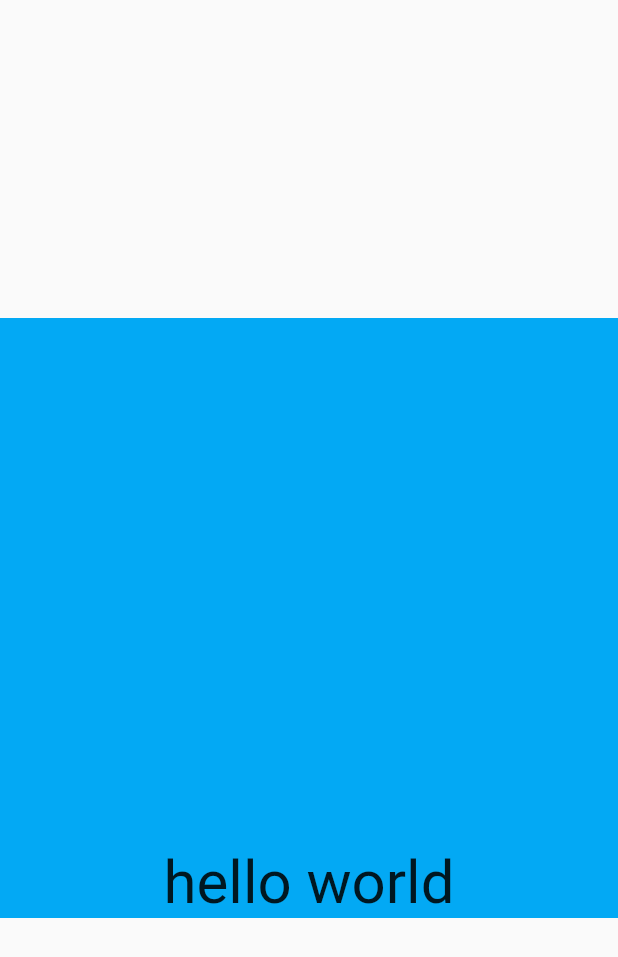
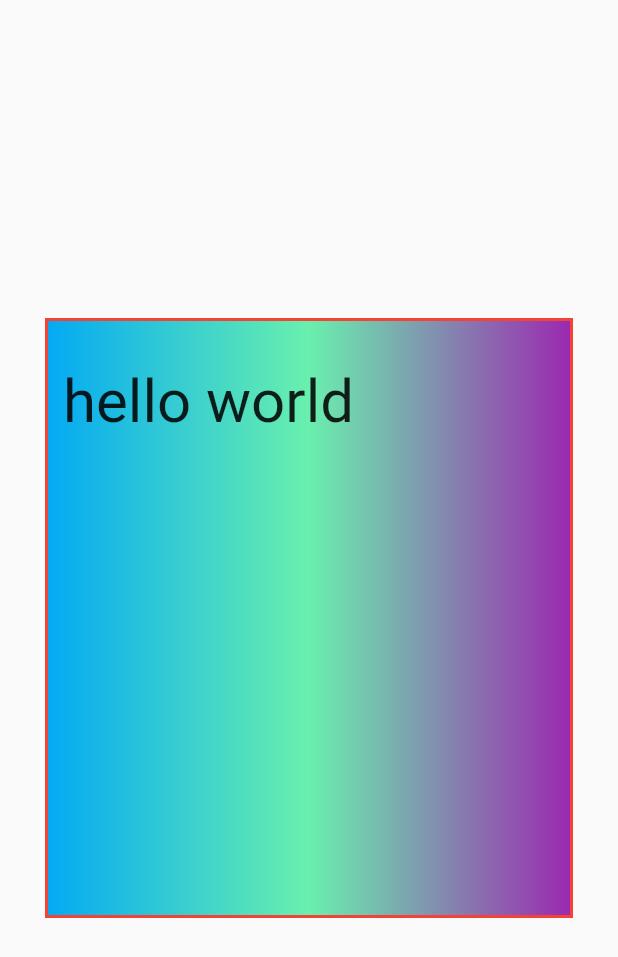
Before and after one commit to KimiAlonso/FlutterDemo, a Flutter app: the screen it shows after launch, on a phone screen of 412 x 824 dp. Shown: the top 957 px of the screen. Run offline on Flutter 3.47's test engine with Material 2 defaults, Android fonts, the phone set to English and light mode, and no system bars.

Commit message:
12272015

```diff
--- a/flutter_app1/lib/main.dart
+++ b/flutter_app1/lib/main.dart
@@ -17,14 +17,20 @@ class MyApp extends StatelessWidget {
           child: Container(
             child: new Text(
               'hello world',
-              style: TextStyle(
-                fontSize: 40.0
-              ),
+              style: TextStyle(fontSize: 40.0),
             ),
-            alignment: Alignment.bottomCenter,
+            alignment: Alignment.topLeft,
             width: 500.0,
             height: 400.0,
-            color: Colors.lightBlue,
+            // color: Colors.lightBlue,
+            padding: const EdgeInsets.fromLTRB(10.0, 30.0, 0.0, 0.0),
+            margin: const EdgeInsets.all(30.0),
+            decoration: new BoxDecoration(
+              gradient: const LinearGradient(
+                colors: [Colors.lightBlue, Colors.greenAccent, Colors.purple]
+              ),
+              border: Border.all(width: 2.0,color: Colors.red)
+            ),
           ),
           // child: Text(
           //   'Hello World , aaaaaaaaaaaaa, bbbbbbbbbbbHello World , aaaaaaaaaaaaa, bbbbbbbbbbbHello World , aaaaaaaaaaaaa, bbbbbbbbbbbHello World , aaaaaaaaaaaaa, bbbbbbbbbbb',
```
